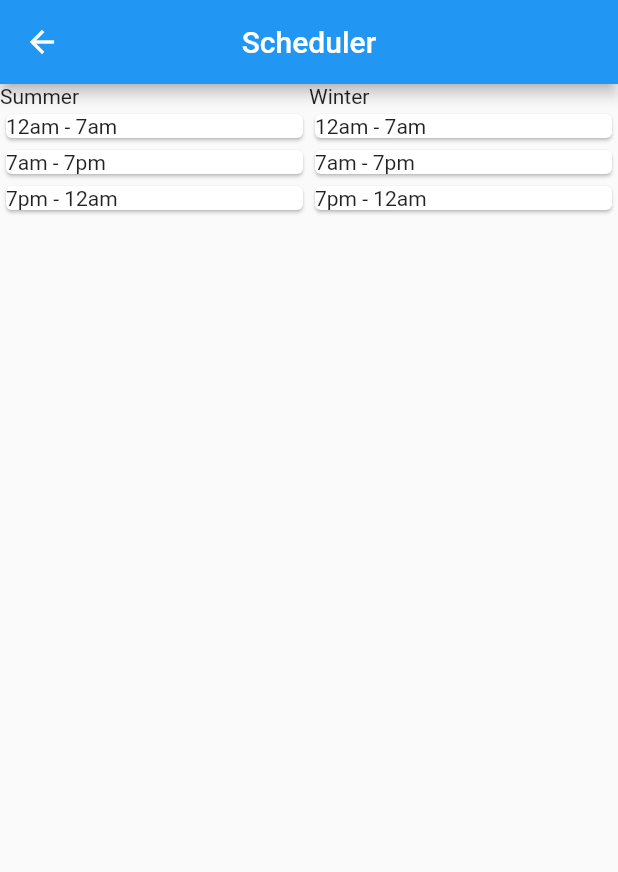
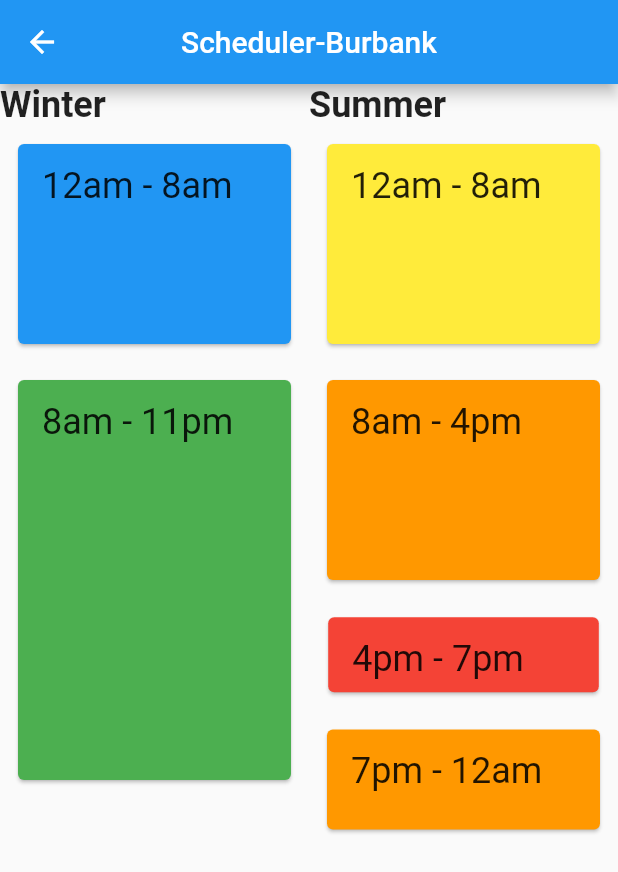
Before and after one commit to knyghtryda/GridSmartr, a Flutter app: the Schedule screen opened directly, on a phone screen of 412 x 824 dp. Shown: the top 872 px of the screen. Run offline on Flutter 3.47's test engine with Material 2 defaults, Android fonts, the phone set to English and light mode, and no system bars; drawn by our look-alikes of flutter_platform_widgets; our stand-ins replace firebase_messaging, fl_chart, flutter_local_notifications, webview_flutter; accounts and stored records are empty.

Commit message:
Updated Scheduler

```diff
--- a/lib/scheduler.dart
+++ b/lib/scheduler.dart
@@ -17,7 +17,7 @@ class _ScheduleState extends State<Schedule> {
   Widget build(BuildContext context) {
     return Scaffold(
       appBar: AppBar(
-        title: Text("Scheduler"),
+        title: Text("Scheduler-Burbank"),
         centerTitle: true,
       ),
       body: Center(
@@ -27,15 +27,44 @@ class _ScheduleState extends State<Schedule> {
             Expanded(
               child: ListView(
                 children: <Widget>[
-                  Text("Summer"),
-                  Card(
-                    child: Text('12am - 7am'),
+                  Text("Winter",
+                      style:
+                          TextStyle(fontSize: 24, fontWeight: FontWeight.bold)),
+                  Padding(
+                    padding: const EdgeInsets.all(8.0),
+                    child: Card(
+                      color: Colors.blue,
+                      child: Column(
+                        mainAxisSize: MainAxisSize.min,
+                        children: <Widget>[
+                          Container(
+                            height: 133.33,
+                            child: const ListTile(
+                              title: Text('12am - 8am',
+                                  style: TextStyle(fontSize: 24)),
+                            ),
+                          ),
+                        ],
+                      ),
+                    ),
                   ),
-                  Card(
-                    child: Text('7am - 7pm'),
-                  ),
-                  Card(
-                    child: Text('7pm - 12am'),
+                  Padding(
+                    padding: const EdgeInsets.all(8.0),
+                    child: Card(
+                      color: Colors.green,
+                      child: Column(
+                        mainAxisSize: MainAxisSize.min,
+                        children: <Widget>[
+                          Container(
+                            height: 266.67,
+                            child: const ListTile(
+                              title: Text('8am - 11pm',
+                                  style: TextStyle(fontSize: 24)),
+                            ),
+                          ),
+                        ],
+                      ),
+                    ),
                   ),
                 ],
               ),
@@ -43,15 +72,80 @@ class _ScheduleState extends State<Schedule> {
             Expanded(
               child: ListView(
                 children: <Widget>[
-                  Text("Winter"),
-                  Card(
-                    child: Text('12am - 7am'),
+                  Text("Summer",
+                      style:
+                          TextStyle(fontSize: 24, fontWeight: FontWeight.bold)),
+                  Padding(
+                    padding: const EdgeInsets.all(8.0),
+                    child: Card(
+                      color: Colors.yellow,
+                      child: Column(
+                        mainAxisSize: MainAxisSize.min,
+                        children: <Widget>[
+                          Container(
+                            height: 133.33,
+                            child: const ListTile(
+                              title: Text('12am - 8am',
+                                  style: TextStyle(fontSize: 24)),
+                            ),
+                          ),
+                        ],
+                      ),
+                    ),
                   ),
-                  Card(
-                    child: Text('7am - 7pm'),
+                  Padding(
+                    padding: const EdgeInsets.all(8.0),
+                    child: Card(
+                      color: Colors.orange,
+                      child: Column(
+                        mainAxisSize: MainAxisSize.min,
+                        children: <Widget>[
+                          Container(
+                            height: 133.33,
+                            child: const ListTile(
+                              title: Text('8am - 4pm',
+                                  style: TextStyle(fontSize: 24)),
+                            ),
+                          ),
+                        ],
+                      ),
+                    ),
                   ),
-                  Card(
-                    child: Text('7pm - 12am'),
+                  Padding(
+                    padding: const EdgeInsets.all(8.8),
+                    child: Card(
+                      color: Colors.red,
+                      child: Column(
+                        mainAxisSize: MainAxisSize.min,
+                        children: <Widget>[
+                          Container(
+                            height: 50,
+                            child: const ListTile(
+                              title: Text('4pm - 7pm',
+                                  style: TextStyle(fontSize: 24)),
+                            ),
+                          ),
+                        ],
+                      ),
+                    ),
+                  ),
+                  Padding(
+                    padding: const EdgeInsets.all(8.0),
+                    child: Card(
+                      color: Colors.orange,
+                      child: Column(
+                        mainAxisSize: MainAxisSize.min,
+                        children: <Widget>[
+                          Container(
+                            height: 66.67,
+                            child: const ListTile(
+                              title: Text('7pm - 12am',
+                                  style: TextStyle(fontSize: 24)),
+                            ),
+                          ),
+                        ],
+                      ),
+                    ),
                   ),
                 ],
               ),
```
